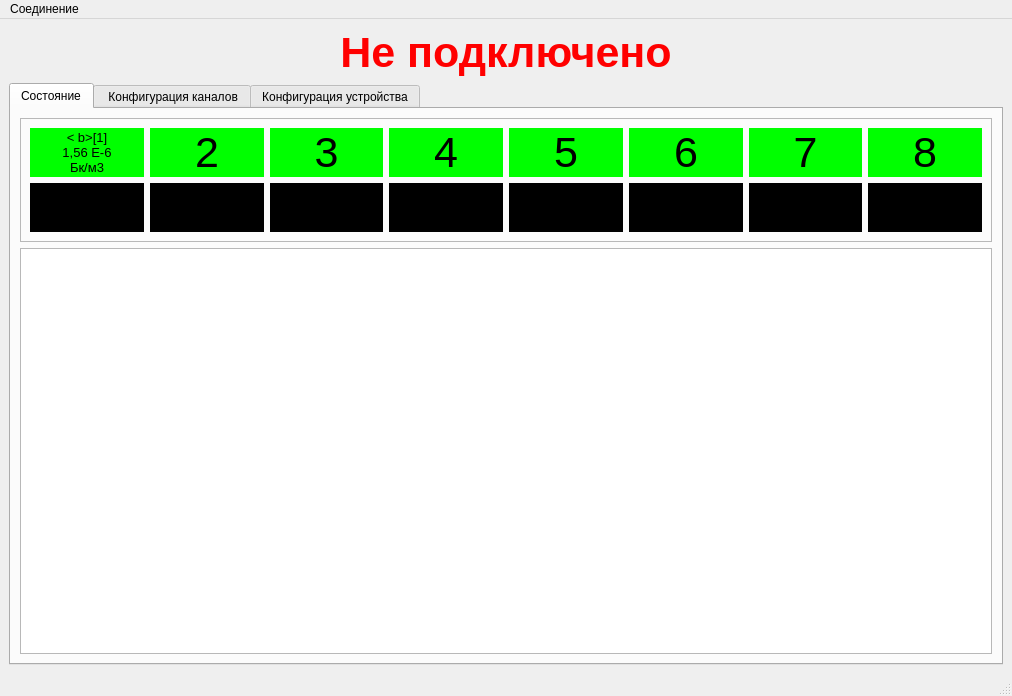
Qt form mainwindow.ui (Balyaev-D-A/UNOConfigurator) before a commit.
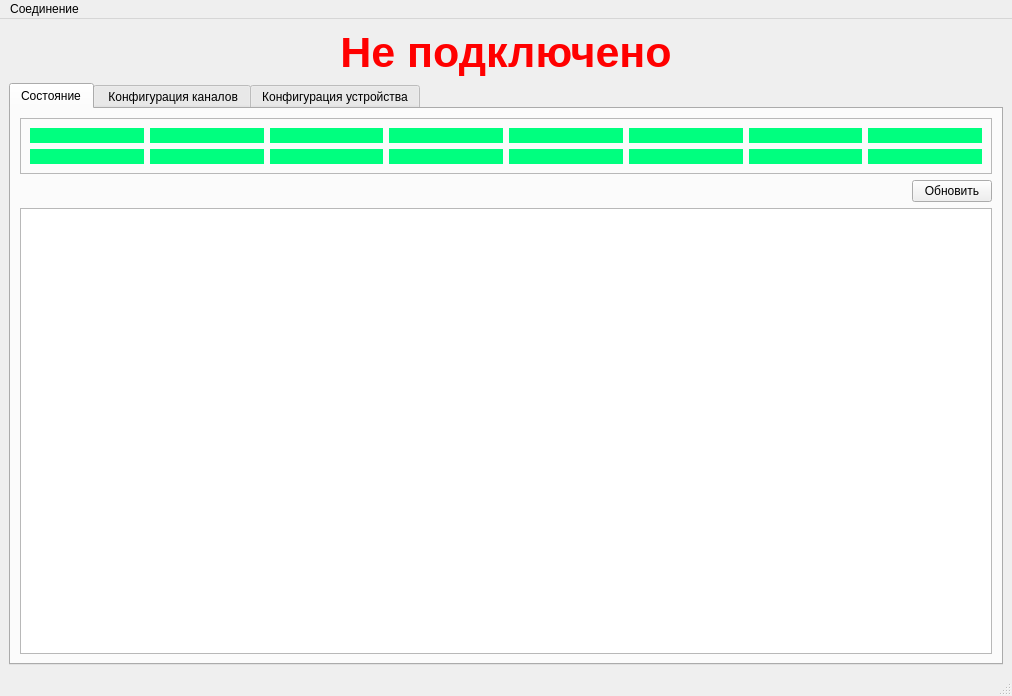
The same form after that commit. Custom widgets are drawn as their Qt base class.

Commit message: Работа продолжается

What changed in the file:
```diff
--- a/mainwindow.ui
+++ b/mainwindow.ui
@@ -72,11 +72,11 @@
                 </font>
                </property>
                <property name="styleSheet">
-                <string notr="true">background-color: rgb(0, 255, 0);
-color: rgb(0, 0, 0);</string>
+                <string notr="true">color: rgb(0, 0, 0);
+background-color: rgb(0, 255, 127);</string>
                </property>
                <property name="text">
-                <string>&lt; b&gt;[1]&lt;/b&gt;&lt;br/&gt;1,56 Е-6&lt;br/&gt;Бк/м3</string>
+                <string/>
                </property>
                <property name="alignment">
                 <set>Qt::AlignCenter</set>
@@ -87,15 +87,15 @@
               <widget class="QLabel" name="chan2Label">
                <property name="font">
                 <font>
-                 <pointsize>32</pointsize>
+                 <pointsize>10</pointsize>
                 </font>
                </property>
                <property name="styleSheet">
-                <string notr="true">background-color: rgb(0, 255, 0);
-color: rgb(0, 0, 0);</string>
+                <string notr="true">color: rgb(0, 0, 0);
+background-color: rgb(0, 255, 127);</string>
                </property>
                <property name="text">
-                <string>2</string>
+                <string/>
                </property>
                <property name="alignment">
                 <set>Qt::AlignCenter</set>
@@ -106,15 +106,15 @@
               <widget class="QLabel" name="chan3Label">
                <property name="font">
                 <font>
-                 <pointsize>32</pointsize>
+                 <pointsize>10</pointsize>
                 </font>
                </property>
                <property name="styleSheet">
-                <string notr="true">background-color: rgb(0, 255, 0);
-color: rgb(0, 0, 0);</string>
+                <string notr="true">color: rgb(0, 0, 0);
+background-color: rgb(0, 255, 127);</string>
                </property>
                <property name="text">
-                <string>3</string>
+                <string/>
                </property>
                <property name="alignment">
                 <set>Qt::AlignCenter</set>
@@ -125,15 +125,15 @@
               <widget class="QLabel" name="chan4Label">
                <property name="font">
                 <font>
-                 <pointsize>32</pointsize>
+                 <pointsize>10</pointsize>
                 </font>
                </property>
                <property name="styleSheet">
-                <string notr="true">background-color: rgb(0, 255, 0);
-color: rgb(0, 0, 0);</string>
+                <string notr="true">color: rgb(0, 0, 0);
+background-color: rgb(0, 255, 127);</string>
                </property>
                <property name="text">
-                <string>4</string>
+                <string/>
                </property>
                <property name="alignment">
                 <set>Qt::AlignCenter</set>
@@ -144,15 +144,15 @@
               <widget class="QLabel" name="chan5Label">
                <property name="font">
                 <font>
-                 <pointsize>32</pointsize>
+                 <pointsize>10</pointsize>
                 </font>
                </property>
                <property name="styleSheet">
-                <string notr="true">background-color: rgb(0, 255, 0);
-color: rgb(0, 0, 0);</string>
+                <string notr="true">color: rgb(0, 0, 0);
+background-color: rgb(0, 255, 127);</string>
                </property>
                <property name="text">
-                <string>5</string>
+                <string/>
                </property>
                <property name="alignment">
                 <set>Qt::AlignCenter</set>
@@ -163,15 +163,15 @@
               <widget class="QLabel" name="chan6Label">
                <property name="font">
                 <font>
-                 <pointsize>32</pointsize>
+                 <pointsize>10</pointsize>
                 </font>
                </property>
                <property name="styleSheet">
-                <string notr="true">background-color: rgb(0, 255, 0);
-color: rgb(0, 0, 0);</string>
+                <string notr="true">color: rgb(0, 0, 0);
+background-color: rgb(0, 255, 127);</string>
                </property>
                <property name="text">
-                <string>6</string>
+                <string/>
                </property>
                <property name="alignment">
                 <set>Qt::AlignCenter</set>
@@ -182,15 +182,15 @@
               <widget class="QLabel" name="chan7Label">
                <property name="font">
                 <font>
-                 <pointsize>32</pointsize>
+                 <pointsize>10</pointsize>
                 </font>
                </property>
                <property name="styleSheet">
-                <string notr="true">background-color: rgb(0, 255, 0);
-color: rgb(0, 0, 0);</string>
+                <string notr="true">color: rgb(0, 0, 0);
+background-color: rgb(0, 255, 127);</string>
                </property>
                <property name="text">
-                <string>7</string>
+                <string/>
                </property>
                <property name="alignment">
                 <set>Qt::AlignCenter</set>
@@ -201,15 +201,15 @@
               <widget class="QLabel" name="chan8Label">
                <property name="font">
                 <font>
-                 <pointsize>32</pointsize>
+                 <pointsize>10</pointsize>
                 </font>
                </property>
                <property name="styleSheet">
-                <string notr="true">background-color: rgb(0, 255, 0);
-color: rgb(0, 0, 0);</string>
+                <string notr="true">color: rgb(0, 0, 0);
+background-color: rgb(0, 255, 127);</string>
                </property>
                <property name="text">
-                <string>8</string>
+                <string/>
                </property>
                <property name="alignment">
                 <set>Qt::AlignCenter</set>
@@ -224,15 +224,15 @@
               <widget class="QLabel" name="chan9Label">
                <property name="font">
                 <font>
-                 <pointsize>32</pointsize>
+                 <pointsize>10</pointsize>
                 </font>
                </property>
                <property name="styleSheet">
-                <string notr="true">background-color: rgb(0, 0, 0);
-color: rgb(0, 0, 0);</string>
+                <string notr="true">color: rgb(0, 0, 0);
+background-color: rgb(0, 255, 127);</string>
                </property>
                <property name="text">
-                <string>9</string>
+                <string/>
                </property>
                <property name="alignment">
                 <set>Qt::AlignCenter</set>
@@ -243,15 +243,15 @@
               <widget class="QLabel" name="chan10Label">
                <property name="font">
                 <font>
-                 <pointsize>32</pointsize>
+                 <pointsize>10</pointsize>
                 </font>
                </property>
                <property name="styleSheet">
-                <string notr="true">background-color: rgb(0, 0, 0);
-color: rgb(0, 0, 0);</string>
+                <string notr="true">color: rgb(0, 0, 0);
+background-color: rgb(0, 255, 127);</string>
                </property>
                <property name="text">
-                <string>10</string>
+                <string/>
                </property>
                <property name="alignment">
                 <set>Qt::AlignCenter</set>
@@ -262,15 +262,15 @@
               <widget class="QLabel" name="chan11Label">
                <property name="font">
                 <font>
-                 <pointsize>32</pointsize>
+                 <pointsize>10</pointsize>
                 </font>
                </property>
                <property name="styleSheet">
-                <string notr="true">background-color: rgb(0, 0, 0);
-color: rgb(0, 0, 0);</string>
+                <string notr="true">color: rgb(0, 0, 0);
+background-color: rgb(0, 255, 127);</string>
                </property>
                <property name="text">
-                <string>11</string>
+                <string/>
                </property>
                <property name="alignment">
                 <set>Qt::AlignCenter</set>
@@ -281,15 +281,15 @@
               <widget class="QLabel" name="chan12Label">
                <property name="font">
                 <font>
-                 <pointsize>32</pointsize>
+                 <pointsize>10</pointsize>
                 </font>
                </property>
                <property name="styleSheet">
-                <string notr="true">background-color: rgb(0, 0, 0);
-color: rgb(0, 0, 0);</string>
+                <string notr="true">color: rgb(0, 0, 0);
+background-color: rgb(0, 255, 127);</string>
                </property>
                <property name="text">
-                <string>12</string>
+                <string/>
                </property>
                <property name="alignment">
                 <set>Qt::AlignCenter</set>
@@ -300,15 +300,15 @@
               <widget class="QLabel" name="chan13Label">
                <property name="font">
                 <font>
-                 <pointsize>32</pointsize>
+                 <pointsize>10</pointsize>
                 </font>
                </property>
                <property name="styleSheet">
-                <string notr="true">background-color: rgb(0, 0, 0);
-color: rgb(0, 0, 0);</string>
+                <string notr="true">color: rgb(0, 0, 0);
+background-color: rgb(0, 255, 127);</string>
                </property>
                <property name="text">
-                <string>13</string>
+                <string/>
                </property>
                <property name="alignment">
                 <set>Qt::AlignCenter</set>
@@ -319,15 +319,15 @@
               <widget class="QLabel" name="chan14Label">
                <property name="font">
                 <font>
-                 <pointsize>32</pointsize>
+                 <pointsize>10</pointsize>
                 </font>
                </property>
                <property name="styleSheet">
-                <string notr="true">background-color: rgb(0, 0, 0);
-color: rgb(0, 0, 0);</string>
+                <string notr="true">color: rgb(0, 0, 0);
+background-color: rgb(0, 255, 127);</string>
                </property>
                <property name="text">
-                <string>14</string>
+                <string/>
                </property>
                <property name="alignment">
                 <set>Qt::AlignCenter</set>
@@ -338,15 +338,15 @@
               <widget class="QLabel" name="chan15Label">
                <property name="font">
                 <font>
-                 <pointsize>32</pointsize>
+                 <pointsize>10</pointsize>
                 </font>
                </property>
                <property name="styleSheet">
-                <string notr="true">background-color: rgb(0, 0, 0);
-color: rgb(0, 0, 0);</string>
+                <string notr="true">color: rgb(0, 0, 0);
+background-color: rgb(0, 255, 127);</string>
                </property>
                <property name="text">
-                <string>15</string>
+                <string/>
                </property>
                <property name="alignment">
                 <set>Qt::AlignCenter</set>
@@ -357,15 +357,15 @@
               <widget class="QLabel" name="chan16Label">
                <property name="font">
                 <font>
-                 <pointsize>32</pointsize>
+                 <pointsize>10</pointsize>
                 </font>
                </property>
                <property name="styleSheet">
-                <string notr="true">background-color: rgb(0, 0, 0);
-color: rgb(0, 0, 0);</string>
+                <string notr="true">color: rgb(0, 0, 0);
+background-color: rgb(0, 255, 127);</string>
                </property>
                <property name="text">
-                <string>16</string>
+                <string/>
                </property>
                <property name="alignment">
                 <set>Qt::AlignCenter</set>
@@ -377,6 +377,30 @@
           </layout>
          </widget>
         </item>
+        <item>
+         <layout class="QHBoxLayout" name="horizontalLayout_20">
+          <item>
+           <spacer name="horizontalSpacer">
+            <property name="orientation">
+             <enum>Qt::Horizontal</enum>
+            </property>
+            <property name="sizeHint" stdset="0">
+             <size>
+              <width>40</width>
+              <height>20</height>
+             </size>
+            </property>
+           </spacer>
+          </item>
+          <item>
+           <widget class="QPushButton" name="updateButton">
+            <property name="text">
+             <string>Обновить</string>
+            </property>
+           </widget>
+          </item>
+         </layout>
+        </item>
         <item>
          <widget class="QTextEdit" name="logEdit"/>
         </item>
```
Left out of the diff: 2 changed lines with no effect on the pictures. The commit also changes 2 other files.
